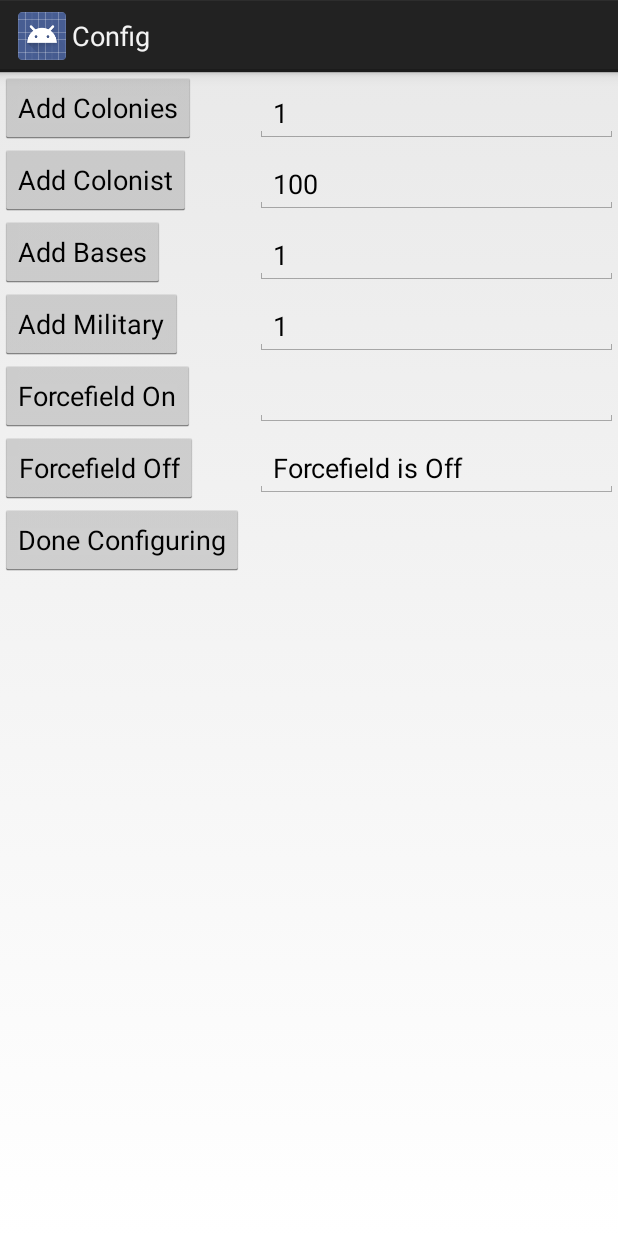
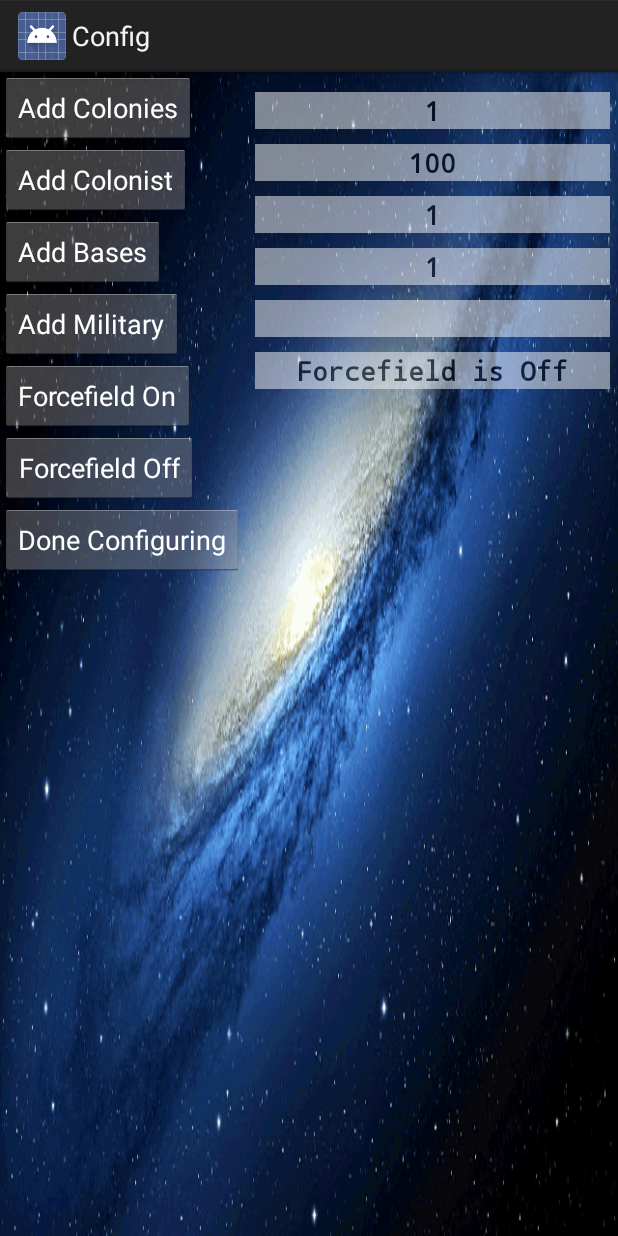
Before and after one commit to sliker/Android-Hello-World, an Android app: the ConfigActivity screen opened directly, with no data from a screen before it, on a phone screen of 412 x 824 dp. Run offline under Robolectric (Android 15) with nearby library versions, the phone set to English and light mode, and no system bars.

Commit message:
bg on activity

```diff
--- /dev/null
+++ b/Hello_World/src/main/res/drawable/attack_invade.xml
@@ -0,0 +1,6 @@
+<?xml version="1.0" encoding="utf-8"?>
+
+<selector xmlns:android="http://schemas.android.com/apk/res/android">
+    <item android:drawable="@drawable/invadepress" android:state_pressed="true" />
+    <item android:drawable="@drawable/invade" />
+</selector>
--- a/Hello_World/src/main/res/layout/activity_attack.xml
+++ b/Hello_World/src/main/res/layout/activity_attack.xml
@@ -25,7 +25,7 @@
                 android:layout_height="wrap_content"
                 android:id="@+id/invadeButton"
                 android:contentDescription="@string/content_desc_invade"
-                android:src="@drawable/invade" android:background="#00000000" android:layout_margin="9dp"
+                android:src="@drawable/attack_invade" android:background="#00000000" android:layout_margin="9dp"
                 android:soundEffectsEnabled="true"/>
         <ImageButton
                 android:layout_width="wrap_content"
--- a/Hello_World/src/main/res/layout/activity_config.xml
+++ b/Hello_World/src/main/res/layout/activity_config.xml
@@ -3,7 +3,7 @@
 <LinearLayout xmlns:android="http://schemas.android.com/apk/res/android"
               android:orientation="horizontal"
               android:layout_width="match_parent"
-              android:layout_height="match_parent">
+              android:layout_height="match_parent" android:background="@drawable/stars">
 
     <LinearLayout xmlns:android="http://schemas.android.com/apk/res/android"
                   android:orientation="vertical"
@@ -15,49 +15,49 @@
                 android:layout_height="wrap_content"
                 android:text="@string/button_name_colonies"
                 android:id="@+id/coloniesButton"
-                android:layout_gravity="left|center_vertical"/>
+                android:layout_gravity="left|center_vertical" android:textColor="#ffffff" />
 
         <Button
                 android:layout_width="wrap_content"
                 android:layout_height="wrap_content"
                 android:text="@string/button_name_colonist"
                 android:id="@+id/colonistButton"
-                android:layout_gravity="left|center_vertical"/>
+                android:layout_gravity="left|center_vertical" android:textColor="#ffffff" />
         <Button
                 android:layout_width="wrap_content"
                 android:layout_height="wrap_content"
                 android:text="@string/button_name_bases"
                 android:id="@+id/basesButton"
-                android:layout_gravity="left|center_vertical"/>
+                android:layout_gravity="left|center_vertical" android:textColor="#ffffff" />
         <Button
                 android:layout_width="wrap_content"
                 android:layout_height="wrap_content"
                 android:text="@string/button_name_military"
                 android:id="@+id/militaryButton"
-                android:layout_gravity="left|center_vertical"/>
+                android:layout_gravity="left|center_vertical" android:textColor="#ffffff" />
         <Button
                 android:layout_width="wrap_content"
                 android:layout_height="wrap_content"
                 android:text="@string/button_name_ffon"
                 android:id="@+id/ffonButton"
-                android:layout_gravity="left|center_vertical"/>
+                android:layout_gravity="left|center_vertical" android:textColor="#ffffff"/>
         <Button
                 android:layout_width="wrap_content"
                 android:layout_height="wrap_content"
                 android:text="@string/button_name_ffoff"
                 android:id="@+id/ffoffButton"
-                android:layout_gravity="left|center_vertical"/>
+                android:layout_gravity="left|center_vertical" android:textColor="#ffffff" />
         <Button
                 android:layout_width="wrap_content"
                 android:layout_height="wrap_content"
                 android:text="@string/button_name_done"
                 android:id="@+id/doneButton"
-                android:layout_gravity="left|center_vertical"/>
+                android:layout_gravity="left|center_vertical" android:textColor="#ffffff" />
     </LinearLayout>
     <LinearLayout xmlns:android="http://schemas.android.com/apk/res/android"
                 android:orientation="vertical"
                 android:layout_width="match_parent"
-                android:layout_height="match_parent">
+                android:layout_height="match_parent" android:layout_marginRight="5dp">
 
         <EditText
                 android:layout_width="wrap_content"
@@ -65,42 +65,48 @@
                 android:inputType="number"
                 android:ems="12"
                 android:id="@+id/editTextColonies"
-                android:layout_marginTop="8dp"/>
+                android:layout_marginTop="13dp" android:background="#ffffff" android:alpha="0.5"
+                android:typeface="monospace" android:textStyle="bold" android:gravity="center" />
         <EditText
                 android:layout_width="wrap_content"
                 android:layout_height="wrap_content"
                 android:inputType="number"
                 android:ems="12"
                 android:id="@+id/editTextColonist"
-                android:layout_marginTop="8dp"/>
+                android:layout_marginTop="10dp" android:background="#ffffff" android:alpha="0.5"
+                android:typeface="monospace" android:textStyle="bold" android:gravity="center" />
         <EditText
                 android:layout_width="wrap_content"
                 android:layout_height="wrap_content"
                 android:inputType="number"
                 android:ems="12"
                 android:id="@+id/editTextBases"
-                android:layout_marginTop="8dp"/>
+                android:layout_marginTop="10dp" android:background="#ffffff" android:alpha="0.5"
+                android:typeface="monospace" android:textStyle="bold" android:gravity="center" />
         <EditText
                 android:layout_width="wrap_content"
                 android:layout_height="wrap_content"
                 android:inputType="number"
                 android:ems="12"
                 android:id="@+id/editTextMilitary"
-                android:layout_marginTop="8dp"/>
+                android:layout_marginTop="10dp" android:background="#ffffff" android:alpha="0.5"
+                android:typeface="monospace" android:textStyle="bold" android:gravity="center" />
         <EditText
                 android:layout_width="wrap_content"
                 android:layout_height="wrap_content"
                 android:inputType="text"
                 android:ems="12"
                 android:id="@+id/editForceFieldOn"
-                android:layout_marginTop="8dp"/>
+                android:layout_marginTop="10dp" android:background="#ffffff" android:alpha="0.5"
+                android:typeface="monospace" android:textStyle="bold" android:gravity="center" />
         <EditText
                 android:layout_width="wrap_content"
                 android:layout_height="wrap_content"
                 android:inputType="text"
                 android:ems="12"
                 android:id="@+id/editForceFieldOff"
-                android:layout_marginTop="8dp"/>
+                android:layout_marginTop="10dp" android:background="#ffffff" android:alpha="0.5"
+                android:typeface="monospace" android:textStyle="bold" android:gravity="center" />
 
     </LinearLayout>
 </LinearLayout>
```
Also changed, not shown: Hello_World/src/main/res/drawable-hdpi/invadepress.png (added), Hello_World/src/main/res/drawable-mdpi/invadepress.png (added), Hello_World/src/main/res/drawable-xhdpi/invadepress.png (added), Hello_World/src/main/res/drawable-xxhdpi/invadepress.png (added).
